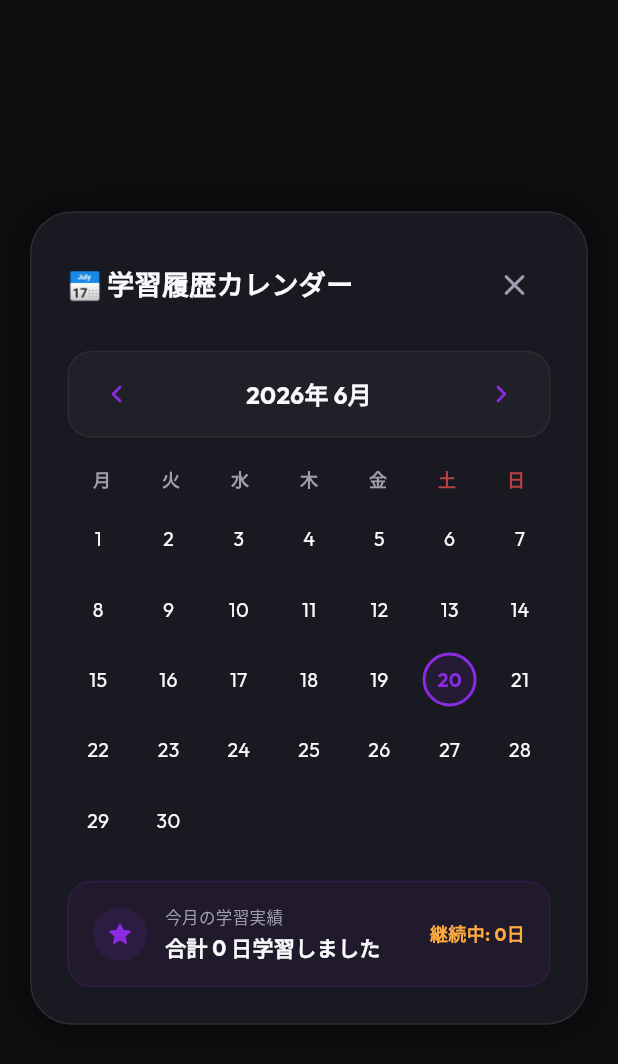
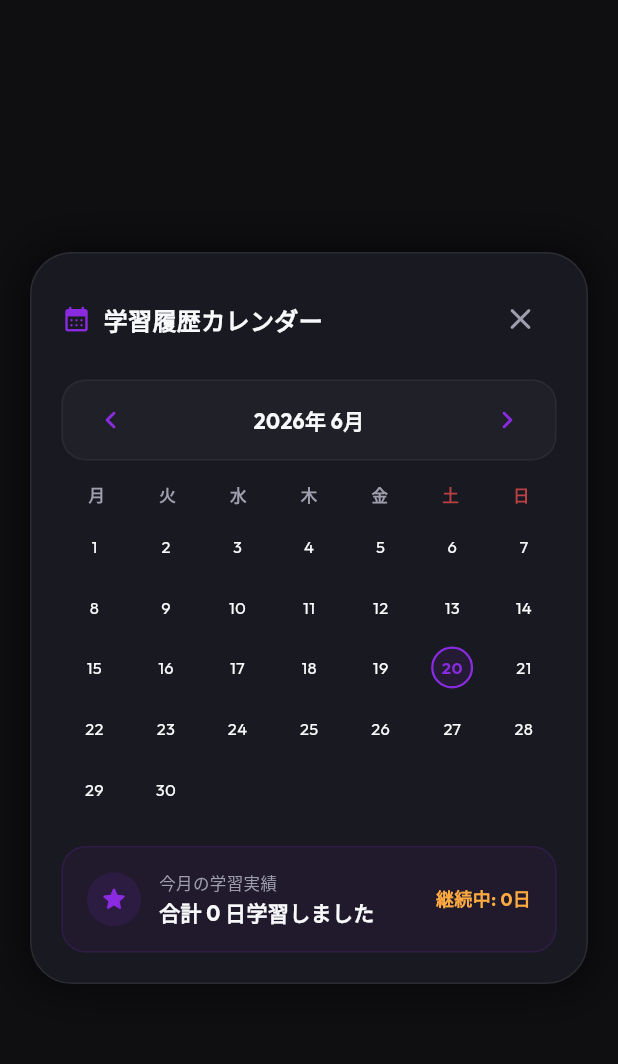
Before and after one commit to Zhoushiqiao28/vocabulary, a Flutter app: the LearningCalendarDialog widget shown alone on an empty page, opened directly, on a phone screen of 412 x 824 dp. Shown: the top 1064 px of the screen. Run offline on Flutter 3.47's test engine with Material 3 defaults, Android fonts, the phone set to English and light mode, and no system bars; our stand-ins replace flutter_riverpod, flutter_spinkit, flutter_tts, google_fonts, google_generative_ai, shared_preferences; accounts and stored records are empty.

Commit message:
v2.7: Remove July 17 calendar emoji, fix calendar dialog overflow by scaling down cells, implement heatmap density for learning log, and update level titles to premium English ranks

```diff
--- a/lib/screens/dashboard_screen.dart
+++ b/lib/screens/dashboard_screen.dart
@@ -171,17 +171,17 @@ class DashboardScreen extends ConsumerWidget {
     final int xpInCurrentLevel = totalXp % 150;
     final double xpProgress = xpInCurrentLevel / 150.0;
 
-    String title = '駆け出しの暗記士';
+    String title = 'Beginner';
     if (level >= 15) {
-      title = '伝説の単語マスター 👑';
+      title = 'Legend 👑';
     } else if (level >= 10) {
-      title = '英単語の守護者 🌟';
+      title = 'Grandmaster 🌟';
     } else if (level >= 7) {
-      title = '上級暗記スペシャリスト';
+      title = 'Master';
     } else if (level >= 5) {
-      title = '精鋭学習者';
+      title = 'Expert';
     } else if (level >= 3) {
-      title = '意欲的な挑戦者';
+      title = 'Challenger';
     }
 
     return Container(
@@ -378,7 +378,7 @@ class DashboardScreen extends ConsumerWidget {
                           const Icon(Icons.local_fire_department_rounded, color: Colors.orangeAccent, size: 12),
                           const SizedBox(width: 2),
                           Text(
-                            '${profile.streakDays}日連続 📅',
+                            '${profile.streakDays}日連続',
                             style: GoogleFonts.outfit(
                               fontSize: 10,
                               fontWeight: FontWeight.bold,
@@ -615,7 +615,7 @@ class DashboardScreen extends ConsumerWidget {
             style: const TextStyle(color: AppTheme.textSecondary, fontSize: 11),
           ),
           Text(
-            'VocaBA v2.6',
+            'VocaBA v2.7',
             style: GoogleFonts.outfit(color: AppTheme.textSecondary.withOpacity(0.5), fontSize: 10),
           )
         ],
--- a/lib/widgets/learning_calendar_dialog.dart
+++ b/lib/widgets/learning_calendar_dialog.dart
@@ -49,6 +49,7 @@ class _LearningCalendarDialogState extends ConsumerState<LearningCalendarDialog>
   Widget build(BuildContext context) {
     final profile = ref.watch(userProfileProvider);
     final learnedDates = profile.learnedDates;
+    final words = ref.watch(wordListProvider);
 
     // Days in current month
     final daysInMonth = DateTime(_year, _month + 1, 0).day;
@@ -89,7 +90,7 @@ class _LearningCalendarDialogState extends ConsumerState<LearningCalendarDialog>
         child: ClipRRect(
           borderRadius: BorderRadius.circular(28),
           child: Padding(
-            padding: const EdgeInsets.all(24.0),
+            padding: const EdgeInsets.all(20.0),
             child: Column(
               mainAxisSize: MainAxisSize.min,
               crossAxisAlignment: CrossAxisAlignment.stretch,
@@ -98,13 +99,19 @@ class _LearningCalendarDialogState extends ConsumerState<LearningCalendarDialog>
                 Row(
                   mainAxisAlignment: MainAxisAlignment.spaceBetween,
                   children: [
+                    Row(
+                      children: [
+                        const Icon(Icons.calendar_month_rounded, color: AppTheme.primary, size: 20),
+                        const SizedBox(width: 8),
                         Text(
-                      '📅 学習履歴カレンダー',
+                          '学習履歴カレンダー',
                           style: GoogleFonts.outfit(
-                        fontSize: 18,
+                            fontSize: 16,
                             fontWeight: FontWeight.bold,
                             color: AppTheme.textPrimary,
                           ),
+                        ),
+                      ],
                     ),
                     IconButton(
                       icon: const Icon(Icons.close_rounded, color: AppTheme.textSecondary),
@@ -114,11 +121,11 @@ class _LearningCalendarDialogState extends ConsumerState<LearningCalendarDialog>
                     ),
                   ],
                 ),
-                const SizedBox(height: 20),
+                const SizedBox(height: 16),
 
                 // Month Selector
                 Container(
-                  padding: const EdgeInsets.symmetric(vertical: 4, horizontal: 8),
+                  padding: const EdgeInsets.symmetric(vertical: 2, horizontal: 8),
                   decoration: BoxDecoration(
                     color: Colors.white.withOpacity(0.03),
                     borderRadius: BorderRadius.circular(16),
@@ -130,11 +137,13 @@ class _LearningCalendarDialogState extends ConsumerState<LearningCalendarDialog>
                       IconButton(
                         icon: const Icon(Icons.chevron_left_rounded, color: AppTheme.primary),
                         onPressed: _prevMonth,
+                        padding: EdgeInsets.zero,
+                        constraints: const BoxConstraints(),
                       ),
                       Text(
                         '$_year年 $_month月',
                         style: GoogleFonts.outfit(
-                          fontSize: 16,
+                          fontSize: 14,
                           fontWeight: FontWeight.bold,
                           color: AppTheme.textPrimary,
                         ),
@@ -142,11 +151,13 @@ class _LearningCalendarDialogState extends ConsumerState<LearningCalendarDialog>
                       IconButton(
                         icon: const Icon(Icons.chevron_right_rounded, color: AppTheme.primary),
                         onPressed: _nextMonth,
+                        padding: EdgeInsets.zero,
+                        constraints: const BoxConstraints(),
                       ),
                     ],
                   ),
                 ),
-                const SizedBox(height: 20),
+                const SizedBox(height: 16),
 
                 // Weekday Row
                 Row(
@@ -158,7 +169,7 @@ class _LearningCalendarDialogState extends ConsumerState<LearningCalendarDialog>
                         child: Text(
                           day,
                           style: TextStyle(
-                            fontSize: 12,
+                            fontSize: 11,
                             fontWeight: FontWeight.bold,
                             color: isWeekend ? Colors.redAccent.withOpacity(0.7) : AppTheme.textSecondary,
                           ),
@@ -167,7 +178,7 @@ class _LearningCalendarDialogState extends ConsumerState<LearningCalendarDialog>
                     );
                   }).toList(),
                 ),
-                const SizedBox(height: 10),
+                const SizedBox(height: 8),
 
                 // Days Grid
                 GridView.builder(
@@ -175,9 +186,9 @@ class _LearningCalendarDialogState extends ConsumerState<LearningCalendarDialog>
                   physics: const NeverScrollableScrollPhysics(),
                   gridDelegate: const SliverGridDelegateWithFixedCrossAxisCount(
                     crossAxisCount: 7,
-                    mainAxisSpacing: 6,
-                    crossAxisSpacing: 6,
-                    childAspectRatio: 1,
+                    mainAxisSpacing: 4,
+                    crossAxisSpacing: 4,
+                    childAspectRatio: 1.2,
                   ),
                   itemCount: totalCells,
                   itemBuilder: (context, index) {
@@ -187,40 +198,72 @@ class _LearningCalendarDialogState extends ConsumerState<LearningCalendarDialog>
 
                     final day = index - offset + 1;
                     final dateStr = "$_year-${_month.toString().padLeft(2, '0')}-${day.toString().padLeft(2, '0')}";
-                    final isLearned = learnedDates.contains(dateStr);
+
+                    // その日にレビュー（学習判定）した単語数をカウント
+                    final learnedCount = words.where((w) {
+                      if (w.reviewedAt == null) return false;
+                      final d = w.reviewedAt!;
+                      final dStr = "${d.year}-${d.month.toString().padLeft(2, '0')}-${d.day.toString().padLeft(2, '0')}";
+                      return dStr == dateStr;
+                    }).length;
 
                     final now = DateTime.now();
                     final isToday = now.year == _year && now.month == _month && now.day == day;
 
-                    return Center(
-                      child: Container(
-                        width: 36,
-                        height: 36,
-                        decoration: BoxDecoration(
+                    // ヒートマップ（濃淡）のデコレーション決定
+                    BoxDecoration boxDecoration;
+                    Color textColor = AppTheme.textPrimary;
+
+                    if (learnedCount >= profile.dailyTarget) {
+                      // 目標達成: プレミアムグラデーション
+                      boxDecoration = BoxDecoration(
                         shape: BoxShape.circle,
-                          gradient: isLearned
-                              ? const LinearGradient(
+                        gradient: const LinearGradient(
                           colors: [Colors.teal, Colors.tealAccent],
                           begin: Alignment.topLeft,
                           end: Alignment.bottomRight,
-                                )
-                              : null,
-                          border: isToday
-                              ? Border.all(color: AppTheme.primary, width: 2)
-                              : null,
-                          color: !isLearned && isToday
-                              ? AppTheme.primary.withOpacity(0.1)
-                              : Colors.transparent,
                         ),
+                        border: isToday ? Border.all(color: AppTheme.primary, width: 1.5) : null,
+                      );
+                      textColor = Colors.black87;
+                    } else if (learnedCount >= 5) {
+                      // 中位の学習量: 中位のティール
+                      boxDecoration = BoxDecoration(
+                        shape: BoxShape.circle,
+                        color: Colors.teal.withOpacity(0.55),
+                        border: isToday ? Border.all(color: AppTheme.primary, width: 1.5) : null,
+                      );
+                      textColor = AppTheme.textPrimary;
+                    } else if (learnedCount > 0) {
+                      // 少ない学習量: 薄いティール
+                      boxDecoration = BoxDecoration(
+                        shape: BoxShape.circle,
+                        color: Colors.teal.withOpacity(0.22),
+                        border: isToday ? Border.all(color: AppTheme.primary, width: 1.5) : null,
+                      );
+                      textColor = AppTheme.textPrimary;
+                    } else {
+                      // 学習なし
+                      boxDecoration = BoxDecoration(
+                        shape: BoxShape.circle,
+                        border: isToday ? Border.all(color: AppTheme.primary, width: 1.5) : null,
+                        color: isToday ? AppTheme.primary.withOpacity(0.1) : Colors.transparent,
+                      );
+                      textColor = isToday ? AppTheme.primary : AppTheme.textPrimary;
+                    }
+
+                    return Center(
+                      child: Container(
+                        width: 28,
+                        height: 28,
+                        decoration: boxDecoration,
                         child: Center(
                           child: Text(
                             day.toString(),
                             style: GoogleFonts.outfit(
-                              fontSize: 13,
-                              fontWeight: (isLearned || isToday) ? FontWeight.bold : FontWeight.normal,
-                              color: isLearned
-                                  ? Colors.black87
-                                  : (isToday ? AppTheme.primary : AppTheme.textPrimary),
+                              fontSize: 11,
+                              fontWeight: (learnedCount > 0 || isToday) ? FontWeight.bold : FontWeight.normal,
+                              color: textColor,
                             ),
                           ),
                         ),
```
Lines whose indentation alone changed are shown as unchanged.
